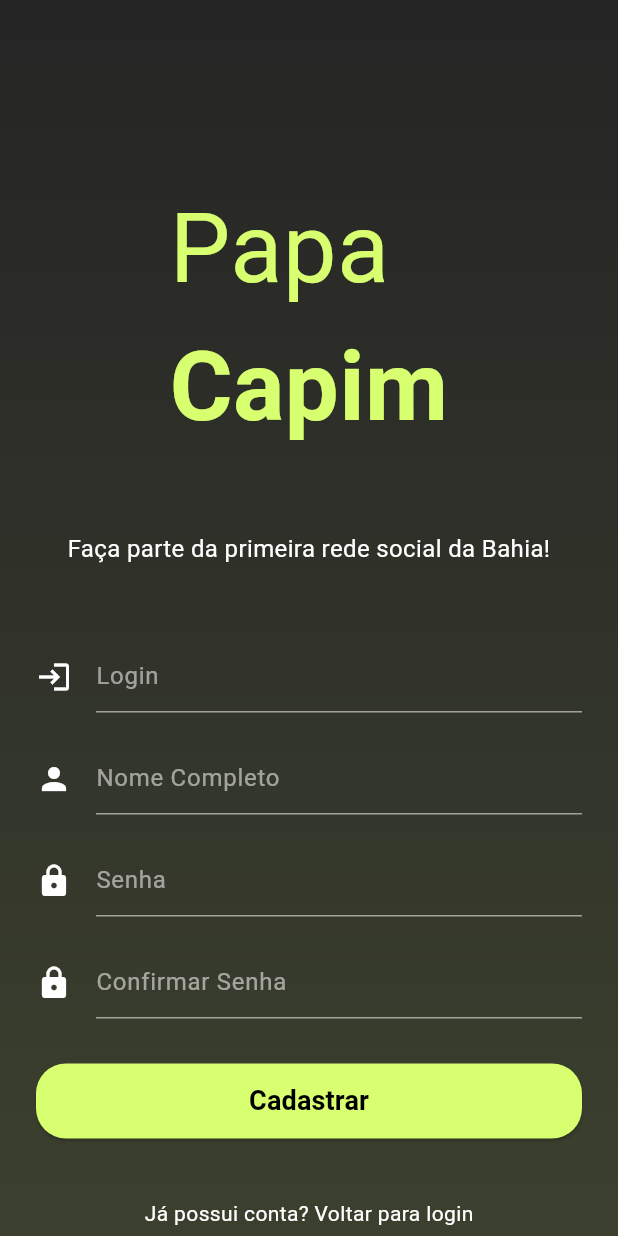
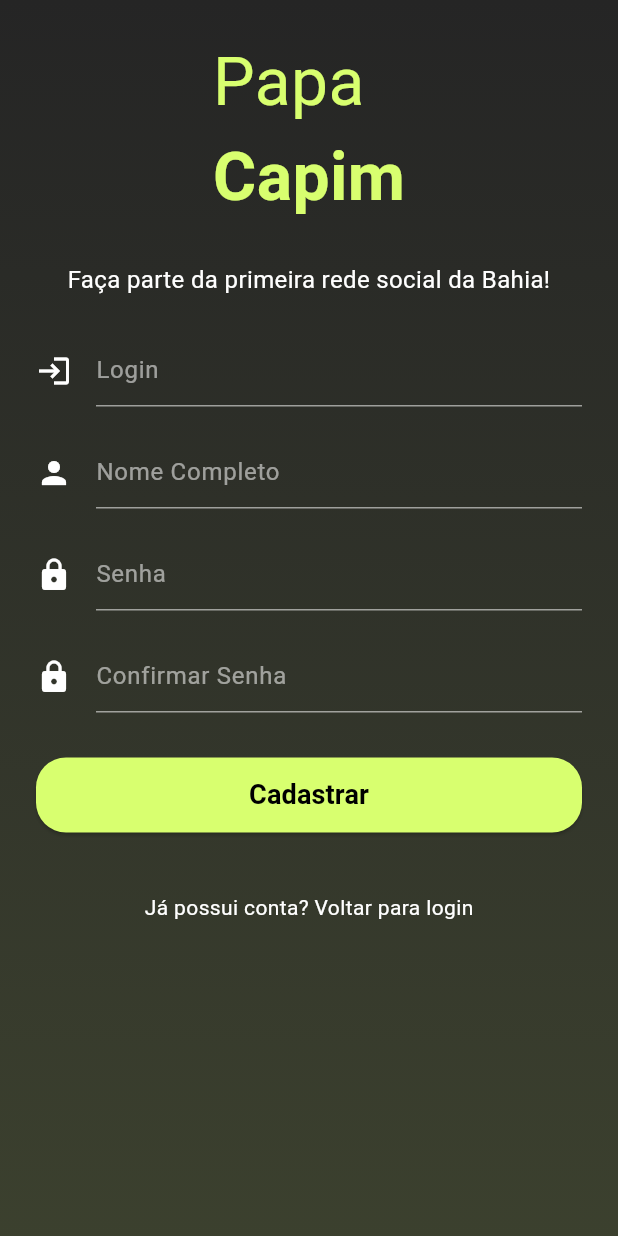
Before and after one commit to caiquedebrito/papacapim_ui, a Flutter app: the CadastroScreen screen opened directly, on a phone screen of 412 x 824 dp. Run offline on Flutter 3.47's test engine with Material 3 defaults, Android fonts, the phone set to English and light mode, and no system bars.

Commit message:
Refactor: Improve layout and spacing in CadastroScreen for better UI consistency

```diff
--- a/lib/screens/cadastro_screen.dart
+++ b/lib/screens/cadastro_screen.dart
@@ -14,7 +14,8 @@ class _CadastroScreenState extends State<CadastroScreen> {
   final TextEditingController _loginController = TextEditingController();
   final TextEditingController _nameController = TextEditingController();
   final TextEditingController _passwordController = TextEditingController();
-  final TextEditingController _passwordConfirmController = TextEditingController();
+  final TextEditingController _passwordConfirmController =
+      TextEditingController();
   bool _isLoading = false;
 
   @override
@@ -57,7 +58,8 @@ class _CadastroScreenState extends State<CadastroScreen> {
   @override
   Widget build(BuildContext context) {
     return Scaffold(
-      body: Container(
+      body: Stack(children: [
+        Container(
           decoration: BoxDecoration(
             gradient: LinearGradient(
               colors: [
@@ -68,12 +70,13 @@ class _CadastroScreenState extends State<CadastroScreen> {
               end: const Alignment(0.0, 15),
             ),
           ),
-        child: SingleChildScrollView(
-          padding: const EdgeInsets.symmetric(horizontal: 24, vertical: 120),
+        ),
+        Padding(
+          padding: const EdgeInsets.all(24),
           child: Form(
             key: _formKey,
             child: Column(
-              mainAxisSize: MainAxisSize.min,
+              mainAxisSize: MainAxisSize.max,
               crossAxisAlignment: CrossAxisAlignment.center,
               children: [
                 Column(
@@ -83,7 +86,7 @@ class _CadastroScreenState extends State<CadastroScreen> {
                       'Papa',
                       style: TextStyle(
                         color: AppColors.green,
-                        fontSize: 64,
+                        fontSize: 44,
                         fontWeight: FontWeight.normal,
                       ),
                     ),
@@ -91,14 +94,13 @@ class _CadastroScreenState extends State<CadastroScreen> {
                       'Capim',
                       style: TextStyle(
                         color: AppColors.green,
-                        fontSize: 64,
+                        fontSize: 44,
                         fontWeight: FontWeight.bold,
                       ),
                     ),
                   ],
                 ),
-                const SizedBox(height: 50),
-
+                const SizedBox(height: 25),
                 const Text(
                   'Faça parte da primeira rede social da Bahia!',
                   textAlign: TextAlign.center,
@@ -108,8 +110,7 @@ class _CadastroScreenState extends State<CadastroScreen> {
                     fontWeight: FontWeight.w400,
                   ),
                 ),
-                const SizedBox(height: 50),
-
+                const SizedBox(height: 25),
                 TextFormField(
                   controller: _loginController,
                   style: const TextStyle(color: Colors.white),
@@ -136,7 +137,6 @@ class _CadastroScreenState extends State<CadastroScreen> {
                   },
                 ),
                 const SizedBox(height: 20),
-
                 TextFormField(
                   controller: _nameController,
                   style: const TextStyle(color: Colors.white),
@@ -163,7 +163,6 @@ class _CadastroScreenState extends State<CadastroScreen> {
                   },
                 ),
                 const SizedBox(height: 20),
-
                 TextFormField(
                   controller: _passwordController,
                   obscureText: true,
@@ -191,7 +190,6 @@ class _CadastroScreenState extends State<CadastroScreen> {
                   },
                 ),
                 const SizedBox(height: 20),
-
                 TextFormField(
                   controller: _passwordConfirmController,
                   obscureText: true,
@@ -219,7 +217,6 @@ class _CadastroScreenState extends State<CadastroScreen> {
                   },
                 ),
                 const SizedBox(height: 30),
-
                 _isLoading
                     ? const CircularProgressIndicator()
                     : SizedBox(
@@ -244,7 +241,6 @@ class _CadastroScreenState extends State<CadastroScreen> {
                         ),
                       ),
                 const SizedBox(height: 40),
-
                 Center(
                   child: MouseRegion(
                     cursor: SystemMouseCursors.click,
@@ -270,8 +266,8 @@ class _CadastroScreenState extends State<CadastroScreen> {
               ],
             ),
           ),
-        ),
-      ),
+        )
+      ]),
     );
   }
 }
```
Lines whose indentation alone changed are shown as unchanged.
